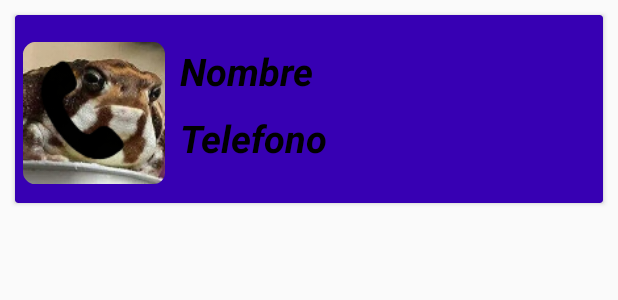
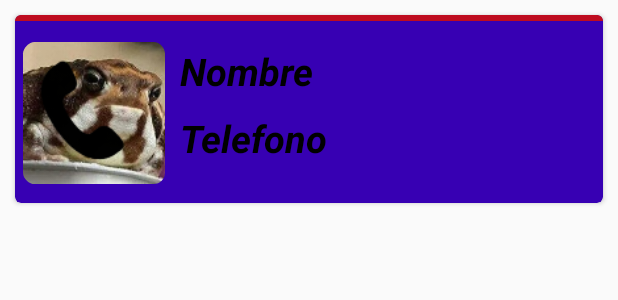
Before and after one commit to Muglok/MomentoProyect, an Android app: the layout item_list_contacto.xml on its own in the app's theme, with its tools: preview values and no code run, on a phone screen of 412 x 824 dp. Shown: the top 300 px of the screen. Run offline under Robolectric (Android 15) with nearby library versions, the light colour scheme and no system bars; network calls fail.

Commit message:
Moar moar diseño

```diff
--- a/MomentosChristmas/Practica3/Practica_3/app/src/main/res/layout/item_list_contacto.xml
+++ b/MomentosChristmas/Practica3/Practica_3/app/src/main/res/layout/item_list_contacto.xml
@@ -12,7 +12,13 @@
         android:layout_marginRight="10dp"
         android:layout_marginTop="10dp"
         android:layout_marginLeft="10dp"
-        card_view:cardBackgroundColor="@color/design_default_color_primary_dark">
+        card_view:cardBackgroundColor="@color/design_default_color_primary_dark"
+        card_view:cardCornerRadius="4dp">
+
+        <TextView
+            android:layout_width="match_parent"
+            android:layout_height="4dp"
+            android:background="#be0c1f"/>
 
         <LinearLayout
             android:layout_width="match_parent"
--- a/MomentosChristmas/Practica3/Practica_3/app/src/main/res/layout/item_list_momento.xml
+++ b/MomentosChristmas/Practica3/Practica_3/app/src/main/res/layout/item_list_momento.xml
@@ -48,7 +48,7 @@
                     android:layout_height="wrap_content"
                     android:text="Descripcion"
                     android:layout_marginBottom="15dp"
-                    android:paddingLeft="15dp"
+                    android:paddingLeft="10dp"
                     android:textSize="9dp"
                     android:textColor="@color/common_google_signin_btn_text_dark_focused"/>
             </LinearLayout>
@@ -63,6 +63,7 @@
                     android:layout_width="wrap_content"
                     android:layout_height="wrap_content"
                     android:text="Cancion"
+                    android:paddingLeft="5dp"
                     android:textSize="12dp"
                     android:textColor="@color/common_google_signin_btn_text_dark_focused"/>
 
@@ -71,6 +72,7 @@
                     android:layout_width="wrap_content"
                     android:layout_height="wrap_content"
                     android:text="Fecha y hora"
+                    android:paddingLeft="5dp"
                     android:textSize="12dp"
                     android:textColor="@color/common_google_signin_btn_text_dark_focused"/>
             </LinearLayout>
```
